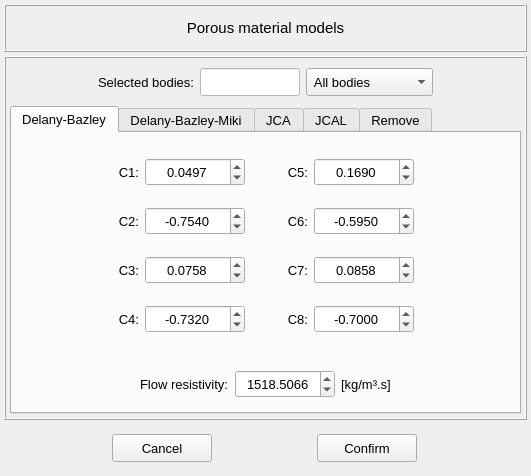
Old version of the form vibra/interface/data/ui_files/model/setup/acoustic/set_porous_material_model.ui in the repository MOPT-UFSC/VIBRA.
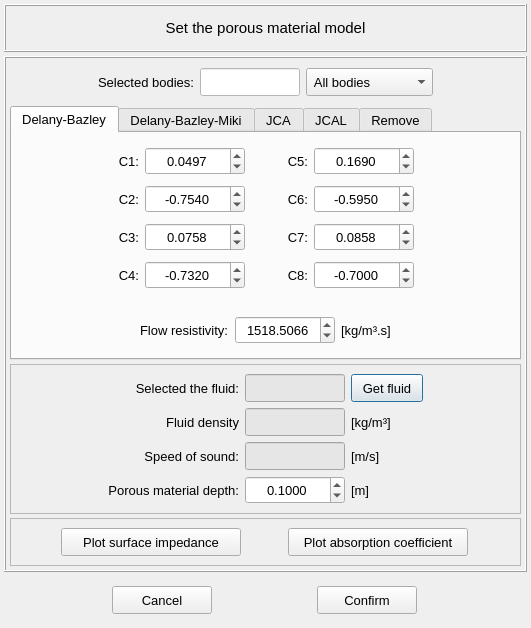
New version of the form.

Commit message: Adds surface impedance and absorption coefficient plots for the porous material models

Diff of the .ui file:
```diff
--- a/vibra/interface/data/ui_files/model/setup/acoustic/set_porous_material_model.ui
+++ b/vibra/interface/data/ui_files/model/setup/acoustic/set_porous_material_model.ui
@@ -7,7 +7,7 @@
     <x>0</x>
     <y>0</y>
     <width>531</width>
-    <height>476</height>
+    <height>628</height>
    </rect>
   </property>
   <property name="windowTitle">
@@ -58,7 +58,7 @@
          </font>
         </property>
         <property name="text">
-         <string>Porous material models</string>
+         <string>Set the porous material model</string>
         </property>
         <property name="alignment">
          <set>Qt::AlignCenter</set>
@@ -92,8 +92,494 @@
       <property name="spacing">
        <number>4</number>
       </property>
+      <item row="2" column="0">
+       <widget class="QFrame" name="frame">
+        <property name="frameShape">
+         <enum>QFrame::StyledPanel</enum>
+        </property>
+        <property name="frameShadow">
+         <enum>QFrame::Raised</enum>
+        </property>
+        <layout class="QGridLayout" name="gridLayout_18">
+         <item row="1" column="1">
+          <widget class="QLabel" name="label_36">
+           <property name="font">
+            <font>
+             <pointsize>10</pointsize>
+            </font>
+           </property>
+           <property name="text">
+            <string>Fluid density</string>
+           </property>
+           <property name="alignment">
+            <set>Qt::AlignRight|Qt::AlignTrailing|Qt::AlignVCenter</set>
+           </property>
+          </widget>
+         </item>
+         <item row="1" column="2">
+          <widget class="QLineEdit" name="lineEdit_fluid_density">
+           <property name="enabled">
+            <bool>false</bool>
+           </property>
+           <property name="minimumSize">
+            <size>
+             <width>100</width>
+             <height>28</height>
+            </size>
+           </property>
+           <property name="maximumSize">
+            <size>
+             <width>100</width>
+             <height>28</height>
+            </size>
+           </property>
+           <property name="font">
+            <font>
+             <pointsize>10</pointsize>
+            </font>
+           </property>
+           <property name="focusPolicy">
+            <enum>Qt::ClickFocus</enum>
+           </property>
+           <property name="styleSheet">
+            <string notr="true">QLineEdit{background-color: rgb(255, 255, 255); color: rgb(0, 0, 0)}
+QLineEdit:disabled {background-color: rgb(230, 230, 230); color: rgb(120, 120, 120)}</string>
+           </property>
+           <property name="text">
+            <string/>
+           </property>
+           <property name="alignment">
+            <set>Qt::AlignCenter</set>
+           </property>
+          </widget>
+         </item>
+         <item row="3" column="3">
+          <widget class="QLabel" name="label_17">
+           <property name="font">
+            <font>
+             <pointsize>10</pointsize>
+            </font>
+           </property>
+           <property name="text">
+            <string>[m]</string>
+           </property>
+           <property name="alignment">
+            <set>Qt::AlignLeading|Qt::AlignLeft|Qt::AlignVCenter</set>
+           </property>
+          </widget>
+         </item>
+         <item row="0" column="3">
+          <widget class="QPushButton" name="pushButton_get_fluid">
+           <property name="minimumSize">
+            <size>
+             <width>72</width>
+             <height>0</height>
+            </size>
+           </property>
+           <property name="maximumSize">
+            <size>
+             <width>72</width>
+             <height>28</height>
+            </size>
+           </property>
+           <property name="font">
+            <font>
+             <pointsize>10</pointsize>
+            </font>
+           </property>
+           <property name="text">
+            <string>Get fluid</string>
+           </property>
+          </widget>
+         </item>
+         <item row="3" column="0">
+          <spacer name="horizontalSpacer_14">
+           <property name="orientation">
+            <enum>Qt::Horizontal</enum>
+           </property>
+           <property name="sizeHint" stdset="0">
+            <size>
+             <width>40</width>
+             <height>20</height>
+            </size>
+           </property>
+          </spacer>
+         </item>
+         <item row="3" column="4">
+          <spacer name="horizontalSpacer_18">
+           <property name="orientation">
+            <enum>Qt::Horizontal</enum>
+           </property>
+           <property name="sizeHint" stdset="0">
+            <size>
+             <width>40</width>
+             <height>20</height>
+            </size>
+           </property>
+          </spacer>
+         </item>
+         <item row="3" column="2">
+          <widget class="QDoubleSpinBox" name="doubleSpinBox_porous_material_depth">
+           <property name="minimumSize">
+            <size>
+             <width>100</width>
+             <height>28</height>
+            </size>
+           </property>
+           <property name="maximumSize">
+            <size>
+             <width>100</width>
+             <height>28</height>
+            </size>
+           </property>
+           <property name="font">
+            <font>
+             <pointsize>10</pointsize>
+            </font>
+           </property>
+           <property name="alignment">
+            <set>Qt::AlignCenter</set>
+           </property>
+           <property name="decimals">
+            <number>4</number>
+           </property>
+           <property name="minimum">
+            <double>0.001000000000000</double>
+           </property>
+           <property name="maximum">
+            <double>100.000000000000000</double>
+           </property>
+           <property name="value">
+            <double>0.100000000000000</double>
+           </property>
+          </widget>
+         </item>
+         <item row="3" column="1">
+          <widget class="QLabel" name="label_16">
+           <property name="font">
+            <font>
+             <pointsize>10</pointsize>
+            </font>
+           </property>
+           <property name="text">
+            <string>Porous material depth:</string>
+           </property>
+           <property name="alignment">
+            <set>Qt::AlignRight|Qt::AlignTrailing|Qt::AlignVCenter</set>
+           </property>
+          </widget>
+         </item>
+         <item row="0" column="2">
+          <widget class="QLineEdit" name="lineEdit_selected_fluid">
+           <property name="enabled">
+            <bool>false</bool>
+           </property>
+           <property name="minimumSize">
+            <size>
+             <width>100</width>
+             <height>28</height>
+            </size>
+           </property>
+           <property name="maximumSize">
+            <size>
+             <width>100</width>
+             <height>28</height>
+            </size>
+           </property>
+           <property name="font">
+            <font>
+             <pointsize>10</pointsize>
+            </font>
+           </property>
+           <property name="focusPolicy">
+            <enum>Qt::ClickFocus</enum>
+           </property>
+           <property name="styleSheet">
+            <string notr="true">QLineEdit{background-color: rgb(255, 255, 255); color: rgb(0, 0, 0)}
+QLineEdit:disabled {background-color: rgb(230, 230, 230); color: rgb(120, 120, 120)}</string>
+           </property>
+           <property name="text">
+            <string/>
+           </property>
+           <property name="alignment">
+            <set>Qt::AlignCenter</set>
+           </property>
+          </widget>
+         </item>
+         <item row="0" column="1">
+          <widget class="QLabel" name="label_31">
+           <property name="font">
+            <font>
+             <pointsize>10</pointsize>
+            </font>
+           </property>
+           <property name="text">
+            <string>Selected the fluid:</string>
+           </property>
+           <property name="alignment">
+            <set>Qt::AlignRight|Qt::AlignTrailing|Qt::AlignVCenter</set>
+           </property>
+          </widget>
+         </item>
+         <item row="2" column="1">
+          <widget class="QLabel" name="label_47">
+           <property name="font">
+            <font>
+             <pointsize>10</pointsize>
+            </font>
+           </property>
+           <property name="text">
+            <string>Speed of sound:</string>
+           </property>
+           <property name="alignment">
+            <set>Qt::AlignRight|Qt::AlignTrailing|Qt::AlignVCenter</set>
+           </property>
+          </widget>
+         </item>
+         <item row="2" column="2">
+          <widget class="QLineEdit" name="lineEdit_speed_of_sound">
+           <property name="enabled">
+            <bool>false</bool>
+           </property>
+           <property name="minimumSize">
+            <size>
+             <width>100</width>
+             <height>28</height>
+            </size>
+           </property>
+           <property name="maximumSize">
+            <size>
+             <width>100</width>
+             <height>28</height>
+            </size>
+           </property>
+           <property name="font">
+            <font>
+             <pointsize>10</pointsize>
+            </font>
+           </property>
+           <property name="focusPolicy">
+            <enum>Qt::ClickFocus</enum>
+           </property>
+           <property name="styleSheet">
+            <string notr="true">QLineEdit{background-color: rgb(255, 255, 255); color: rgb(0, 0, 0)}
+QLineEdit:disabled {background-color: rgb(230, 230, 230); color: rgb(120, 120, 120)}</string>
+           </property>
+           <property name="text">
+            <string/>
+           </property>
+           <property name="alignment">
+            <set>Qt::AlignCenter</set>
+           </property>
+          </widget>
+         </item>
+         <item row="1" column="3">
+          <widget class="QLabel" name="label_48">
+           <property name="font">
+            <font>
+             <pointsize>10</pointsize>
+            </font>
+           </property>
+           <property name="text">
+            <string>[kg/m³]</string>
+           </property>
+           <property name="alignment">
+            <set>Qt::AlignLeading|Qt::AlignLeft|Qt::AlignVCenter</set>
+           </property>
+          </widget>
+         </item>
+         <item row="2" column="3">
+          <widget class="QLabel" name="label_49">
+           <property name="font">
+            <font>
+             <pointsize>10</pointsize>
+            </font>
+           </property>
+           <property name="text">
+            <string>[m/s]</string>
+           </property>
+           <property name="alignment">
+            <set>Qt::AlignLeading|Qt::AlignLeft|Qt::AlignVCenter</set>
+           </property>
+          </widget>
+         </item>
+        </layout>
+       </widget>
+      </item>
+      <item row="0" column="0">
+       <widget class="QFrame" name="frame_6">
+        <property name="minimumSize">
+         <size>
+          <width>400</width>
+          <height>40</height>
+         </size>
+        </property>
+        <property name="maximumSize">
+         <size>
+          <width>16777215</width>
+          <height>80</height>
+         </size>
+        </property>
+        <property name="frameShape">
+         <enum>QFrame::NoFrame</enum>
+        </property>
+        <property name="frameShadow">
+         <enum>QFrame::Raised</enum>
+        </property>
+        <property name="lineWidth">
+         <number>1</number>
+        </property>
+        <layout class="QGridLayout" name="gridLayout_8">
+         <property name="leftMargin">
+          <number>6</number>
+         </property>
+         <property name="topMargin">
+          <number>6</number>
+         </property>
+         <property name="rightMargin">
+          <number>6</number>
+         </property>
+         <property name="bottomMargin">
+          <number>6</number>
+         </property>
+         <item row="0" column="3">
+          <widget class="QComboBox" name="comboBox_attribution_type">
+           <property name="minimumSize">
+            <size>
+             <width>0</width>
+             <height>28</height>
+            </size>
+           </property>
+           <property name="maximumSize">
+            <size>
+             <width>16777215</width>
+             <height>28</height>
+            </size>
+           </property>
+           <property name="font">
+            <font>
+             <pointsize>10</pointsize>
+            </font>
+           </property>
+           <item>
+            <property name="text">
+             <string> All bodies</string>
+            </property>
+           </item>
+           <item>
+            <property name="text">
+             <string> Selected bodies</string>
+            </property>
+           </item>
+          </widget>
+         </item>
+         <item row="0" column="4">
+          <spacer name="horizontalSpacer_6">
+           <property name="orientation">
+            <enum>Qt::Horizontal</enum>
+           </property>
+           <property name="sizeHint" stdset="0">
+            <size>
+             <width>40</width>
+             <height>20</height>
+            </size>
+           </property>
+          </spacer>
+         </item>
+         <item row="0" column="0">
+          <spacer name="horizontalSpacer_7">
+           <property name="orientation">
+            <enum>Qt::Horizontal</enum>
+           </property>
+           <property name="sizeHint" stdset="0">
+            <size>
+             <width>40</width>
+             <height>20</height>
+            </size>
+           </property>
+          </spacer>
+         </item>
+         <item row="0" column="1">
+          <widget class="QLabel" name="label_12">
+           <property name="minimumSize">
+            <size>
+             <width>0</width>
+             <height>28</height>
+            </size>
+           </property>
+           <property name="maximumSize">
+            <size>
+             <width>120</width>
+             <height>28</height>
+            </size>
+           </property>
+           <property name="font">
+            <font>
+             <family>MS Shell Dlg 2</family>
+             <pointsize>10</pointsize>
+             <weight>50</weight>
+             <bold>false</bold>
+            </font>
+           </property>
+           <property name="text">
+            <string>Selected bodies:</string>
+           </property>
+           <property name="textFormat">
+            <enum>Qt::AutoText</enum>
+           </property>
+           <property name="alignment">
+            <set>Qt::AlignRight|Qt::AlignTrailing|Qt::AlignVCenter</set>
+           </property>
+          </widget>
+         </item>
+         <item row="0" column="2">
+          <widget class="QLineEdit" name="lineEdit_selected_id">
+           <property name="enabled">
+            <bool>true</bool>
+           </property>
+           <property name="minimumSize">
+            <size>
+             <width>100</width>
+             <height>28</height>
+            </size>
+           </property>
+           <property name="maximumSize">
+            <size>
+             <width>100</width>
+             <height>28</height>
+            </size>
+           </property>
+           <property name="font">
+            <font>
+             <pointsize>10</pointsize>
+            </font>
+           </property>
+           <property name="focusPolicy">
+            <enum>Qt::ClickFocus</enum>
+           </property>
+           <property name="styleSheet">
+            <string notr="true">QLineEdit{background-color: rgb(255, 255, 255); color: rgb(0, 0, 0)}
+QLineEdit:disabled {background-color: rgb(230, 230, 230); color: rgb(120, 120, 120)}</string>
+           </property>
+           <property name="text">
+            <string/>
+           </property>
+           <property name="alignment">
+            <set>Qt::AlignCenter</set>
+           </property>
+          </widget>
+         </item>
+        </layout>
+       </widget>
+      </item>
       <item row="1" column="0">
        <widget class="QTabWidget" name="tabWidget_main">
+        <property name="maximumSize">
+         <size>
+          <width>16777215</width>
+          <height>16777215</height>
+         </size>
+        </property>
         <property name="font">
          <font>
           <pointsize>10</pointsize>
@@ -2140,146 +2626,50 @@
         </widget>
        </widget>
       </item>
-      <item row="0" column="0">
-       <widget class="QFrame" name="frame_6">
-        <property name="minimumSize">
-         <size>
-          <width>400</width>
-          <height>40</height>
-         </size>
-        </property>
-        <property name="maximumSize">
-         <size>
-          <width>16777215</width>
-          <height>80</height>
-         </size>
-        </property>
+      <item row="3" column="0">
+       <widget class="QFrame" name="frame_2">
         <property name="frameShape">
-         <enum>QFrame::NoFrame</enum>
+         <enum>QFrame::StyledPanel</enum>
         </property>
         <property name="frameShadow">
          <enum>QFrame::Raised</enum>
         </property>
-        <property name="lineWidth">
-         <number>1</number>
-        </property>
-        <layout class="QGridLayout" name="gridLayout_8">
-         <property name="leftMargin">
-          <number>6</number>
-         </property>
-         <property name="topMargin">
-          <number>6</number>
-         </property>
-         <property name="rightMargin">
-          <number>6</number>
-         </property>
-         <property name="bottomMargin">
-          <number>6</number>
-         </property>
-         <item row="0" column="3">
-          <widget class="QComboBox" name="comboBox_attribution_type">
-           <property name="minimumSize">
-            <size>
-             <width>0</width>
-             <height>28</height>
-            </size>
-           </property>
-           <property name="maximumSize">
-            <size>
-             <width>16777215</width>
-             <height>28</height>
-            </size>
-           </property>
-           <property name="font">
-            <font>
-             <pointsize>10</pointsize>
-            </font>
-           </property>
-           <item>
-            <property name="text">
-             <string> All bodies</string>
-            </property>
-           </item>
-           <item>
-            <property name="text">
-             <string> Selected bodies</string>
-            </property>
-           </item>
-          </widget>
-         </item>
-         <item row="0" column="4">
-          <spacer name="horizontalSpacer_6">
-           <property name="orientation">
-            <enum>Qt::Horizontal</enum>
-           </property>
-           <property name="sizeHint" stdset="0">
-            <size>
-             <width>40</width>
-             <height>20</height>
-            </size>
-           </property>
-          </spacer>
-         </item>
+        <layout class="QGridLayout" name="gridLayout_19">
          <item row="0" column="0">
-          <spacer name="horizontalSpacer_7">
-           <property name="orientation">
-            <enum>Qt::Horizontal</enum>
+          <widget class="QPushButton" name="pushButton_plot_surface_impedance">
+           <property name="minimumSize">
+            <size>
+             <width>100</width>
+             <height>28</height>
+            </size>
            </property>
-           <property name="sizeHint" stdset="0">
+           <property name="maximumSize">
             <size>
-             <width>40</width>
-             <height>20</height>
+             <width>180</width>
+             <height>28</height>
             </size>
            </property>
-          </spacer>
+           <property name="font">
+            <font>
+             <pointsize>10</pointsize>
+            </font>
+           </property>
+           <property name="text">
+            <string>Plot surface impedance</string>
+           </property>
+          </widget>
          </item>
          <item row="0" column="1">
-          <widget class="QLabel" name="label_12">
+          <widget class="QPushButton" name="pushButton_plot_absorption_coefficient">
            <property name="minimumSize">
             <size>
-             <width>0</width>
-             <height>28</height>
-            </size>
-           </property>
-           <property name="maximumSize">
-            <size>
-             <width>120</width>
-             <height>28</height>
-            </size>
-           </property>
-           <property name="font">
-            <font>
-             <family>MS Shell Dlg 2</family>
-             <pointsize>10</pointsize>
-             <weight>50</weight>
-             <bold>false</bold>
-            </font>
-           </property>
-           <property name="text">
-            <string>Selected bodies:</string>
-           </property>
-           <property name="textFormat">
-            <enum>Qt::AutoText</enum>
-           </property>
-           <property name="alignment">
-            <set>Qt::AlignRight|Qt::AlignTrailing|Qt::AlignVCenter</set>
-           </property>
-          </widget>
-         </item>
-         <item row="0" column="2">
-          <widget class="QLineEdit" name="lineEdit_selected_id">
-           <property name="enabled">
-            <bool>true</bool>
-           </property>
-           <property name="minimumSize">
-            <size>
              <width>100</width>
              <height>28</height>
             </size>
            </property>
            <property name="maximumSize">
             <size>
-             <width>100</width>
+             <width>180</width>
              <height>28</height>
             </size>
            </property>
@@ -2288,18 +2678,8 @@
              <pointsize>10</pointsize>
             </font>
            </property>
-           <property name="focusPolicy">
-            <enum>Qt::ClickFocus</enum>
-           </property>
-           <property name="styleSheet">
-            <string notr="true">QLineEdit{background-color: rgb(255, 255, 255); color: rgb(0, 0, 0)}
-QLineEdit:disabled {background-color: rgb(230, 230, 230); color: rgb(120, 120, 120)}</string>
-           </property>
            <property name="text">
-            <string/>
-           </property>
-           <property name="alignment">
-            <set>Qt::AlignCenter</set>
+            <string>Plot absorption coefficient</string>
            </property>
           </widget>
          </item>
```
The commit also changes 2 other files.
